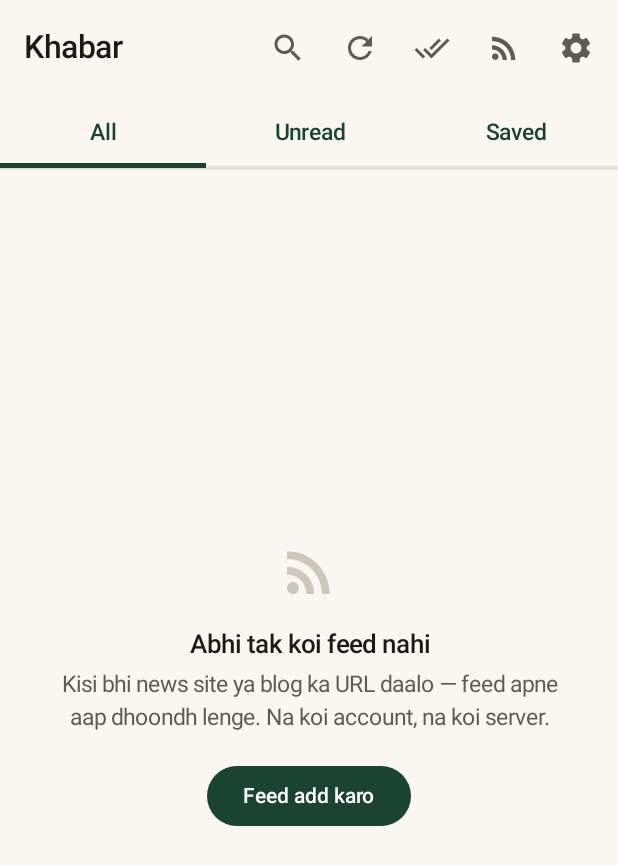
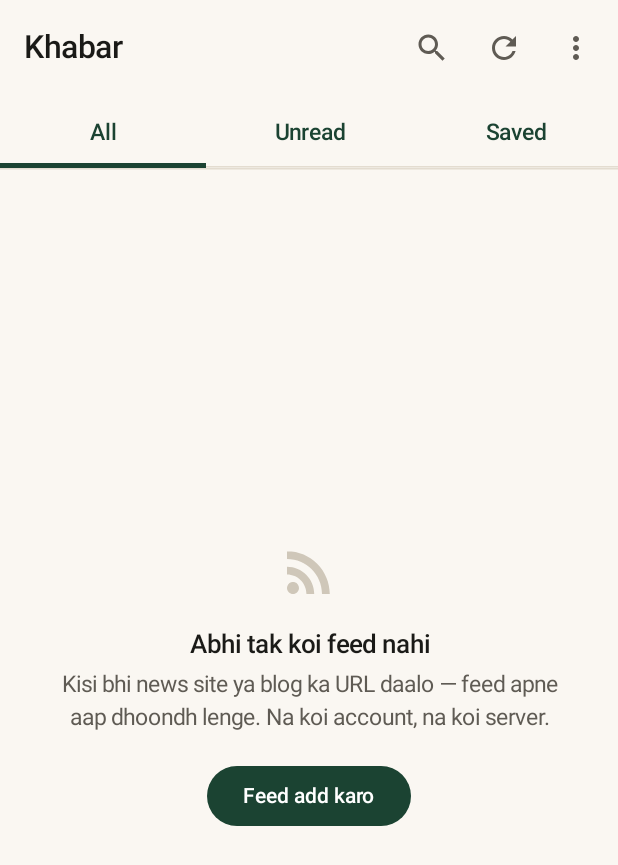
Before and after one commit to foonkoons-cyber/oliv, an Android app built with Jetpack Compose: the screen it shows after launch (MainActivity), on a phone screen of 412 x 824 dp. Shown: the top 865 px of the screen. Run offline under Robolectric (Android 15) with nearby library versions, the phone set to English and light mode, and no system bars; our stand-ins replace Room's generated code; pictures from the network do not load; 2 statements that could not run were skipped.

Commit message:
Khabar: move the timeline's secondary actions into an overflow menu
Five icons in the app bar left almost no room for the title on a 360dp
phone — and the title is what tells you which feed you have filtered to.
Search and refresh stay as icons; mark-all-read, feeds, add feed and
settings move behind the overflow.

Co-Authored-By: Claude Opus 5 <noreply@anthropic.com>
Claude-Session: https://claude.ai/code/session_01VmTa7FNU2cyYkLDAFgkcHh

```diff
--- a/rssreader/app/src/main/kotlin/com/khabar/reader/ui/TimelineScreen.kt
+++ b/rssreader/app/src/main/kotlin/com/khabar/reader/ui/TimelineScreen.kt
@@ -17,14 +17,18 @@ import androidx.compose.foundation.lazy.rememberLazyListState
 import androidx.compose.foundation.rememberScrollState
 import androidx.compose.foundation.text.KeyboardOptions
 import androidx.compose.material.icons.Icons
+import androidx.compose.material.icons.filled.Add
 import androidx.compose.material.icons.filled.Close
 import androidx.compose.material.icons.filled.DoneAll
 import androidx.compose.material.icons.filled.Inbox
+import androidx.compose.material.icons.filled.MoreVert
 import androidx.compose.material.icons.filled.Refresh
 import androidx.compose.material.icons.filled.RssFeed
 import androidx.compose.material.icons.filled.Search
 import androidx.compose.material.icons.filled.Settings
 import androidx.compose.material3.CircularProgressIndicator
+import androidx.compose.material3.DropdownMenu
+import androidx.compose.material3.DropdownMenuItem
 import androidx.compose.material3.ExperimentalMaterial3Api
 import androidx.compose.material3.FilterChip
 import androidx.compose.material3.HorizontalDivider
@@ -41,7 +45,10 @@ import androidx.compose.material3.TopAppBarDefaults
 import androidx.compose.material3.pulltorefresh.PullToRefreshBox
 import androidx.compose.runtime.Composable
 import androidx.compose.runtime.LaunchedEffect
+import androidx.compose.runtime.getValue
+import androidx.compose.runtime.mutableStateOf
 import androidx.compose.runtime.remember
+import androidx.compose.runtime.setValue
 import androidx.compose.ui.Alignment
 import androidx.compose.ui.Modifier
 import androidx.compose.ui.focus.FocusRequester
@@ -72,6 +79,7 @@ fun TimelineScreen(
 ) {
     val listState = rememberLazyListState()
     val searchFocus = remember { FocusRequester() }
+    var menuOpen by remember { mutableStateOf(false) }
     val filteredFeed = state.feeds.firstOrNull { it.id == state.feedFilterId }
 
     // Jumping back to the top when the filter changes; otherwise the list keeps a scroll
@@ -113,20 +121,53 @@ fun TimelineScreen(
                 },
                 actions = {
                     if (!state.searching) {
+                        // Two actions plus an overflow: five icons leaves a 360dp phone with
+                        // barely enough room for the title, which is the thing being filtered.
                         IconButton(onClick = { onSearchToggle(true) }) {
                             Icon(Icons.Filled.Search, contentDescription = "Search")
                         }
                         IconButton(onClick = onRefresh, enabled = !state.refreshing) {
                             Icon(Icons.Filled.Refresh, contentDescription = "Refresh")
                         }
-                        IconButton(onClick = onMarkAllRead) {
-                            Icon(Icons.Filled.DoneAll, contentDescription = "Sab read mark karo")
+                        IconButton(onClick = { menuOpen = true }) {
+                            Icon(Icons.Filled.MoreVert, contentDescription = "Aur options")
                         }
-                        IconButton(onClick = onOpenFeeds) {
-                            Icon(Icons.Filled.RssFeed, contentDescription = "Feeds")
-                        }
-                        IconButton(onClick = onOpenSettings) {
-                            Icon(Icons.Filled.Settings, contentDescription = "Settings")
+                        DropdownMenu(
+                            expanded = menuOpen,
+                            onDismissRequest = { menuOpen = false }
+                        ) {
+                            DropdownMenuItem(
+                                text = { Text("Sab read mark karo") },
+                                leadingIcon = { Icon(Icons.Filled.DoneAll, contentDescription = null) },
+                                onClick = {
+                                    menuOpen = false
+                                    onMarkAllRead()
+                                }
+                            )
+                            DropdownMenuItem(
+                                text = { Text("Feeds") },
+                                leadingIcon = { Icon(Icons.Filled.RssFeed, contentDescription = null) },
+                                onClick = {
+                                    menuOpen = false
+                                    onOpenFeeds()
+                                }
+                            )
+                            DropdownMenuItem(
+                                text = { Text("Feed add karo") },
+                                leadingIcon = { Icon(Icons.Filled.Add, contentDescription = null) },
+                                onClick = {
+                                    menuOpen = false
+                                    onAddFeed()
+                                }
+                            )
+                            DropdownMenuItem(
+                                text = { Text("Settings") },
+                                leadingIcon = { Icon(Icons.Filled.Settings, contentDescription = null) },
+                                onClick = {
+                                    menuOpen = false
+                                    onOpenSettings()
+                                }
+                            )
                         }
                     }
                 },
```
